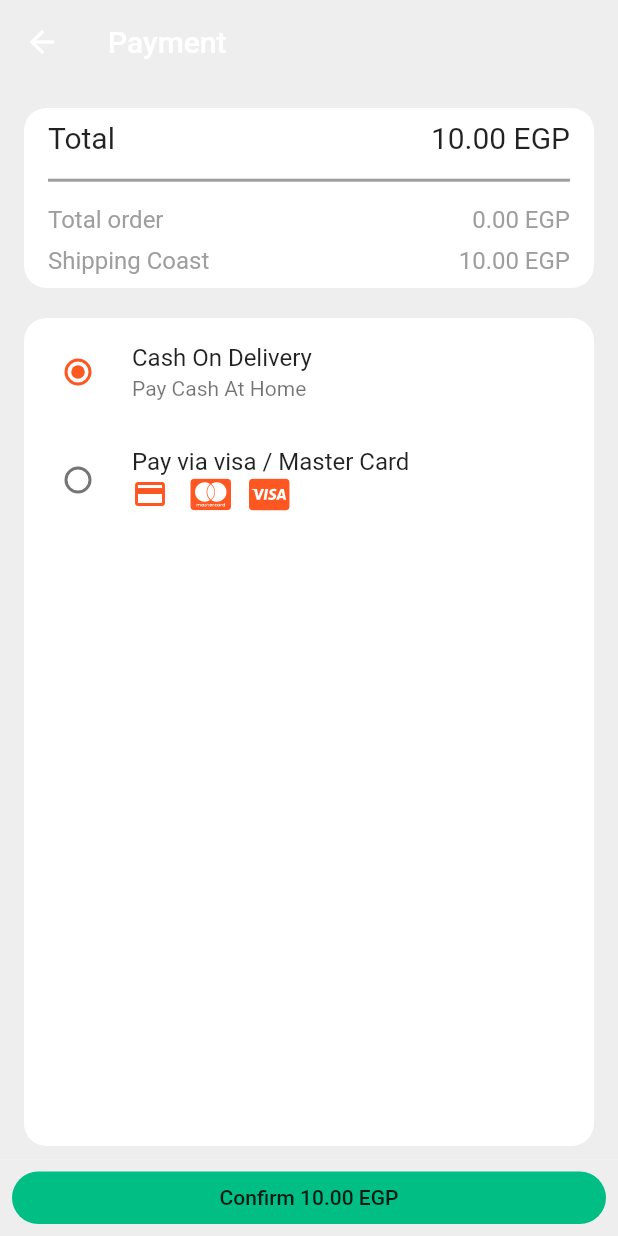
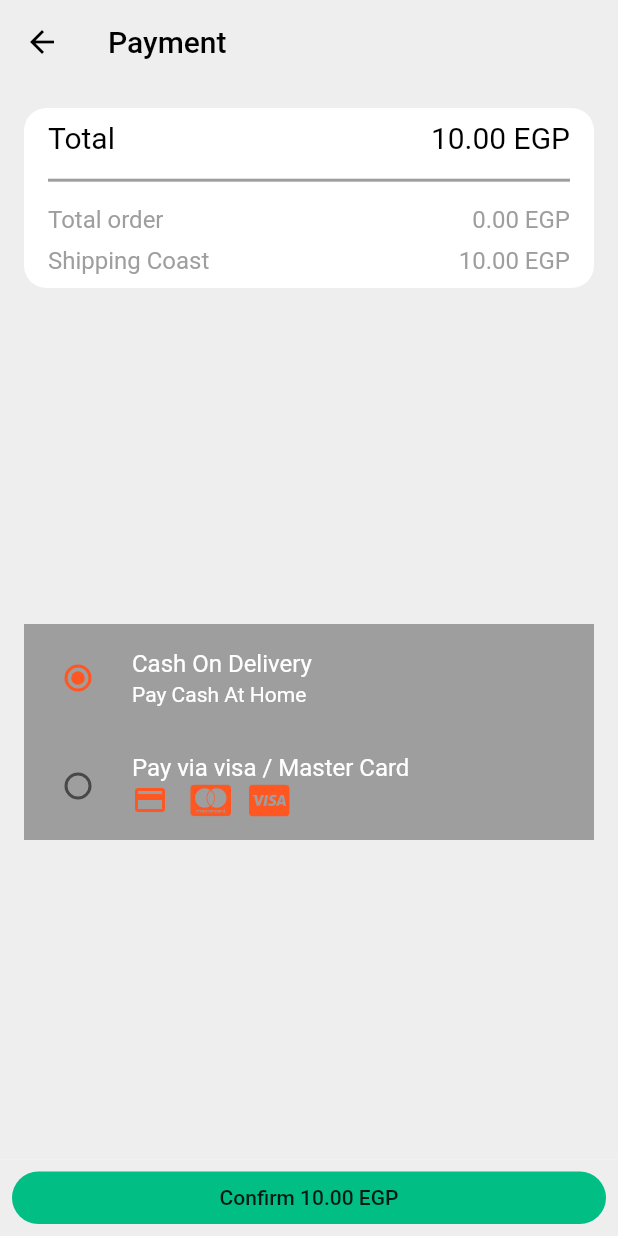
Before and after one commit to HeshamAli5225/ICHO_SHOP, a Flutter app: the PlaceOrderScreen screen opened by its route, after a tap on an icon or button, on a phone screen of 412 x 824 dp. Run offline on Flutter 3.47's test engine with Material 2 defaults, Android fonts, the phone set to English and light mode, and no system bars; our stand-ins replace badges, carousel_slider, cloud_firestore, easy_localization, expandable, firebase_auth and 14 more; missing offline and left inert: flutter_facebook_auth, flutter_stripe, staggered_grid_view_flutter; accounts and stored records are empty; network calls fail.

Commit message:
update ui size

```diff
--- a/lib/veiw/screens/payment_screen.dart
+++ b/lib/veiw/screens/payment_screen.dart
@@ -68,8 +68,8 @@ class _PaymentScreenState extends State<PaymentScreen> {
                   appBar: AppBar(
                     elevation: 0,
                     backgroundColor: Colors.grey.shade200,
-                    leading: const BackButton(),
-                    title: Text('Payment'),
+                    leading: BackButton(color: Colors.black),
+                    title: Text('Payment',style: TextStyle(color:Colors.black),),
                   ),
                   body: Padding(
                     padding: const EdgeInsets.fromLTRB(16, 16, 16, 60),
@@ -92,13 +92,13 @@ class _PaymentScreenState extends State<PaymentScreen> {
                                   mainAxisAlignment:
                                       MainAxisAlignment.spaceBetween,
                                   children: [
-                                    const Text(
+                                    Text(
                                       'Total',
-                                      style: TextStyle(fontSize: 20),
+                                      style: TextStyle(fontSize: 20,color:Colors.black),
                                     ),
                                     Text(
                                       '${(controller.totalPrice + 10.0).toStringAsFixed(2)} EGP',
-                                      style: const TextStyle(fontSize: 20),
+                                      style:  TextStyle(fontSize: 20,color:Colors.black),
                                     ),
                                   ],
                                 ),
@@ -146,12 +146,16 @@ class _PaymentScreenState extends State<PaymentScreen> {
                           height: 20,
                         ),
                         Expanded(
+                          child: Center(
                             child: Container(
                               decoration: BoxDecoration(
                                   color: Colors.white,
                                   borderRadius: BorderRadius.circular(15)),
                               child: SingleChildScrollView(
+                                child: Container(
+                                  color: Colors.grey,
                                   child: Column(
+                                    mainAxisAlignment: MainAxisAlignment.spaceBetween,
                                     children: [
                                       RadioListTile(
                                         activeColor: Colors.deepOrange,
@@ -162,8 +166,8 @@ class _PaymentScreenState extends State<PaymentScreen> {
                                             selectedValue = value!;
                                           });
                                         },
-                                    title: const Text('Cash On Delivery'),
-                                    subtitle: const Text('Pay Cash At Home'),
+                                        title:  Text('Cash On Delivery',style: TextStyle(color:Get.isDarkMode?Colors.black:Colors.white),),
+                                        subtitle:  Text('Pay Cash At Home',style: TextStyle(color:Get.isDarkMode?Colors.black :Colors.white)),
                                       ),
                                       RadioListTile(
                                         activeColor: Colors.deepOrange,
@@ -174,8 +178,8 @@ class _PaymentScreenState extends State<PaymentScreen> {
                                             selectedValue = value!;
                                           });
                                         },
-                                    title: const Text(
-                                        'Pay via visa / Master Card'),
+                                        title:  Text(
+                                            'Pay via visa / Master Card',style: TextStyle(color:Get.isDarkMode?Colors.black:Colors.white)),
                                         subtitle: Row(
                                           children: const [
                                             Icon(Icons.payment,
@@ -193,6 +197,8 @@ class _PaymentScreenState extends State<PaymentScreen> {
                                         ),
                                       ),
                                     ],
+                                  ),
+                                ),
                               ),
                             ),
                           ),
--- a/lib/veiw/screens/place_order.dart
+++ b/lib/veiw/screens/place_order.dart
@@ -65,7 +65,7 @@ class _PlaceOrderScreenState extends State<PlaceOrderScreen> {
                           height: 90,
                           width: double.infinity,
                           decoration: BoxDecoration(
-                              color: Colors.white,
+                              color: Get.isDarkMode?Colors.black54:Colors.white,
                               borderRadius: BorderRadius.circular(15)),
                           child: Padding(
                             padding: const EdgeInsets.symmetric(
--- a/lib/veiw/screens/suppliers/manage_product/product_model.dart
+++ b/lib/veiw/screens/suppliers/manage_product/product_model.dart
@@ -52,9 +52,7 @@ class _ProductModelState extends State<ProductModel> {
                       ),
                     ),
                   ),
-                  Padding(
-                    padding: const EdgeInsets.all(8.0),
-                    child: Column(
+                  Column(
                     children: [
                       Text(
                         widget.products['proname'],
@@ -171,7 +169,6 @@ class _ProductModelState extends State<ProductModel> {
                       )
                     ],
                   ),
-                  ),
                 ],
               ),
             ),
--- a/lib/veiw/widgets/payment/green_button.dart
+++ b/lib/veiw/widgets/payment/green_button.dart
@@ -1,4 +1,5 @@
 import 'package:flutter/material.dart';
+import 'package:get/get.dart';
 
 import '../../../utils/theme.dart';
 
@@ -37,7 +38,7 @@ class GreenButton extends StatelessWidget {
       height: 35,
       width: MediaQuery.of(context).size.width * width,
       decoration: BoxDecoration(
-          color: mainColor, borderRadius: BorderRadius.circular(25)),
+          color: Get.isDarkMode?pinkClr:mainColor, borderRadius: BorderRadius.circular(25)),
       child: MaterialButton(
         onPressed: onPressed,
         child: Text(
```
Lines whose indentation alone changed are shown as unchanged.
